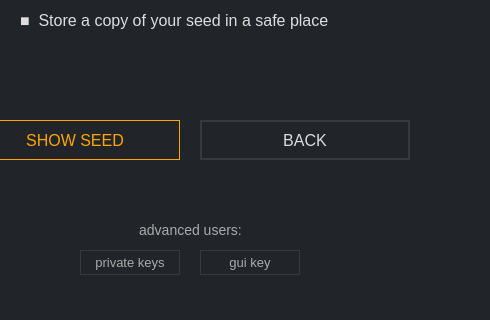
This is src/gui/ui/receiveframe.ui in ConcealNetwork/conceal-desktop as Qt 5 draws it before an edit; both pictures show x 420 to 910 and y 380 to 700 of the 1270 by 700 pixel window. The edited form follows.
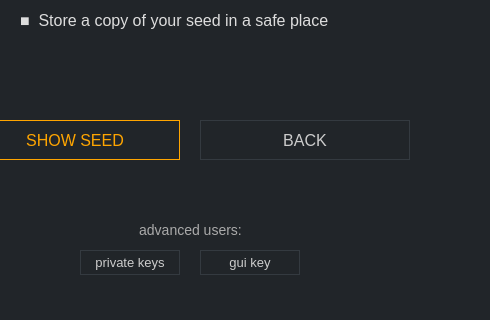
This is the edited form. Icons and pictures are not drawn.

```diff
--- a/src/gui/ui/receiveframe.ui
+++ b/src/gui/ui/receiveframe.ui
@@ -563,7 +563,9 @@
         </font>
        </property>
        <property name="styleSheet">
-        <string notr="true">color: #ddd; border: 2px solid #343a40; font-size: 16px;</string>
+        <string notr="true">QPushButton#m_backButton {color: #ccc; border: 1px solid #343a40; font-size: 16px; background-color: #21259;}
+
+QPushButton#m_backButton:hover {color: #ddd; border: 2px solid #444; font-size: 16px; background-color: #21259;}</string>
        </property>
        <property name="text">
         <string>BACK</string>
@@ -584,7 +586,9 @@
         </font>
        </property>
        <property name="styleSheet">
-        <string notr="true">color: #aaa; border: 1px solid #343a40; font-size: 13px; background-color: #21259;</string>
+        <string notr="true">QPushButton#m_showPrivate {color: #ccc; border: 1px solid #343a40; font-size: 13px; background-color: #21259;}
+
+QPushButton#m_showPrivate:hover {color: #ddd; border: 2px solid #444; font-size: 13px; background-color: #21259;}</string>
        </property>
        <property name="text">
         <string>private keys</string>
@@ -621,7 +625,9 @@
         </font>
        </property>
        <property name="styleSheet">
-        <string notr="true">color: #aaa; border: 1px solid #343a40; font-size: 13px; background-color: #21259;</string>
+        <string notr="true">QPushButton#m_showGUI {color: #ccc; border: 1px solid #343a40; font-size: 13px; background-color: #21259;}
+
+QPushButton#m_showGUI:hover {color: #ddd; border: 2px solid #444; font-size: 13px; background-color: #21259;}</string>
        </property>
        <property name="text">
         <string>gui key</string>
```
Left out of the diff: 36 changed lines with no effect on the pictures.
